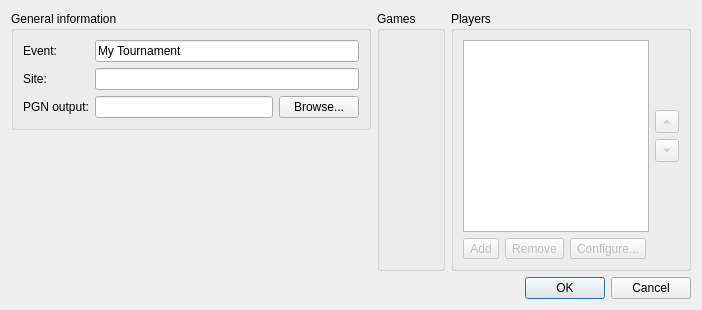
This is projects/gui/ui/newtournamentdlg.ui in cutechess/cutechess as Qt 5 draws it before an edit. The edited form follows.
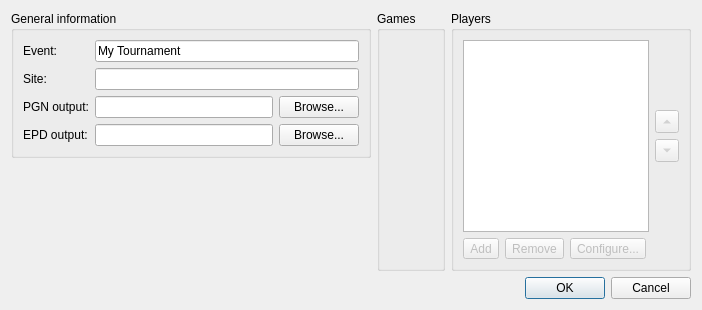
This is the edited form. Icons and pictures are not drawn. Custom widgets are drawn as their Qt base class.

Commit message: EPD (or rather FEN) output of end positions of tournament games into a file (gui)

```diff
--- a/projects/gui/ui/newtournamentdlg.ui
+++ b/projects/gui/ui/newtournamentdlg.ui
@@ -47,6 +47,16 @@
             </property>
            </widget>
           </item>
+          <item row="1" column="0">
+           <widget class="QLabel" name="label_4">
+            <property name="text">
+             <string>Site:</string>
+            </property>
+            <property name="buddy">
+             <cstring>m_siteEdit</cstring>
+            </property>
+           </widget>
+          </item>
           <item row="1" column="1">
            <widget class="QLineEdit" name="m_siteEdit">
             <property name="maxLength">
@@ -94,16 +104,30 @@
             </item>
            </layout>
           </item>
-          <item row="1" column="0">
-           <widget class="QLabel" name="label_4">
+          <item row="3" column="0">
+           <widget class="QLabel" name="label">
             <property name="text">
-             <string>Site:</string>
-            </property>
-            <property name="buddy">
-             <cstring>m_siteEdit</cstring>
+             <string>EPD output:</string>
             </property>
            </widget>
           </item>
+          <item row="3" column="1">
+           <layout class="QHBoxLayout" name="horizontalLayout">
+            <property name="bottomMargin">
+             <number>0</number>
+            </property>
+            <item>
+             <widget class="QLineEdit" name="m_epdoutEdit"/>
+            </item>
+            <item>
+             <widget class="QPushButton" name="m_browseEpdoutBtn">
+              <property name="text">
+               <string>Browse...</string>
+              </property>
+             </widget>
+            </item>
+           </layout>
+          </item>
          </layout>
         </widget>
        </item>
```
The commit also changes 4 other files.
